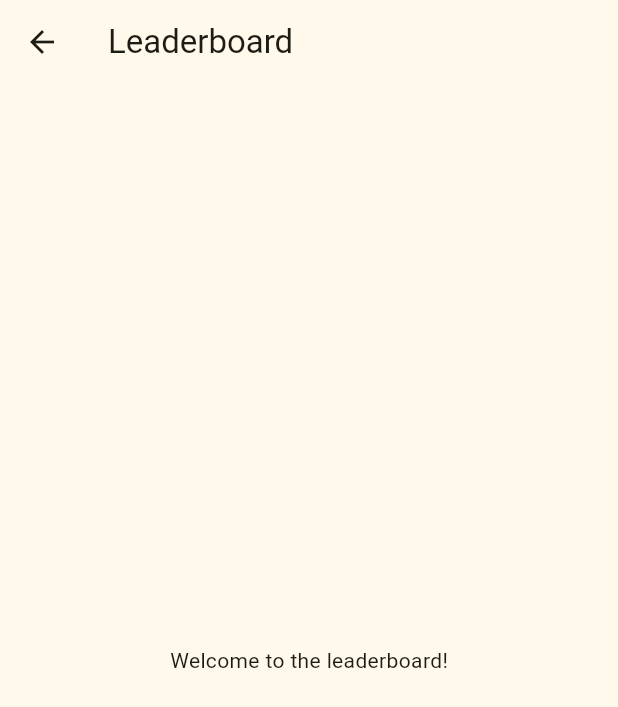
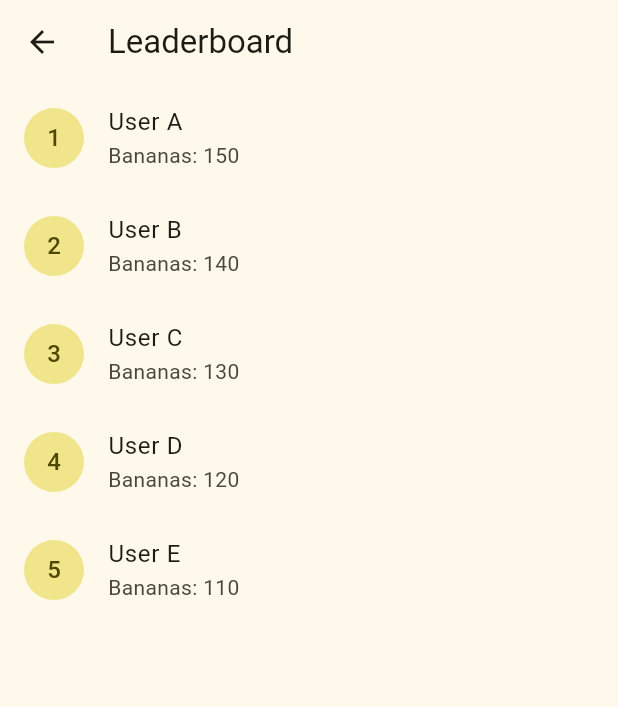
Before and after one commit to s1m4r/GoBananas, a Flutter app: the Leaderboard screen opened directly, on a phone screen of 412 x 824 dp. Shown: the top 707 px of the screen. Run offline on Flutter 3.47's test engine with Material 3 defaults, Android fonts, the light colour scheme and no system bars.

Commit message:
fixed leaderboard & challenges

```diff
--- a/lib/main.dart
+++ b/lib/main.dart
@@ -144,12 +144,39 @@
         body: const TabBarView(
           children: [
             // Daily Challenges Tab
+            DailyChallenges(),
             Center(child: Text('Your daily challenges will appear here!')),
             // Weekly Challenges Tab
             Center(child: Text('Your weekly challenges will appear here!')),
+
           ],
         ),
       ),
+    );
+  }
+}
+
+class DailyChallenges extends StatelessWidget {
+  const DailyChallenges({super.key});
+
+  @override
+  Widget build(BuildContext context) {
+    final challenges = [
+      'Working on homework',
+      'Taking a walk',
+      'Reading a book',
+      'Helping at home',
+      'Trying a new hobby',
+    ];
+
+    return ListView.builder(
+      itemCount: challenges.length,
+      itemBuilder: (context, index) {
+        return ListTile(
+          leading: const Icon(Icons.check_box_outline_blank),
+          title: Text(challenges[index]),
+        );
+      },
     );
   }
 }
@@ -161,7 +188,35 @@
   Widget build(BuildContext context) {
     return Scaffold(
       appBar: AppBar(title: const Text('Leaderboard')),
-      body: const Center(child: Text('Welcome to the leaderboard!')),
+      body: ListView(
+        children: const [
+          ListTile(
+            leading: CircleAvatar(child: Text('1')),
+            title: Text('User A'),
+            subtitle: Text('Bananas: 150'),
+          ),
+          ListTile(
+            leading: CircleAvatar(child: Text('2')),
+            title: Text('User B'),
+            subtitle: Text('Bananas: 140'),
+          ),
+          ListTile(
+            leading: CircleAvatar(child: Text('3')),
+            title: Text('User C'),
+            subtitle: Text('Bananas: 130'),
+          ),
+          ListTile(
+            leading: CircleAvatar(child: Text('4')),
+            title: Text('User D'),
+            subtitle: Text('Bananas: 120'),
+          ),
+          ListTile(
+            leading: CircleAvatar(child: Text('5')),
+            title: Text('User E'),
+            subtitle: Text('Bananas: 110'),
+          ),
+        ],
+      ),
     );
   }
 }
```
